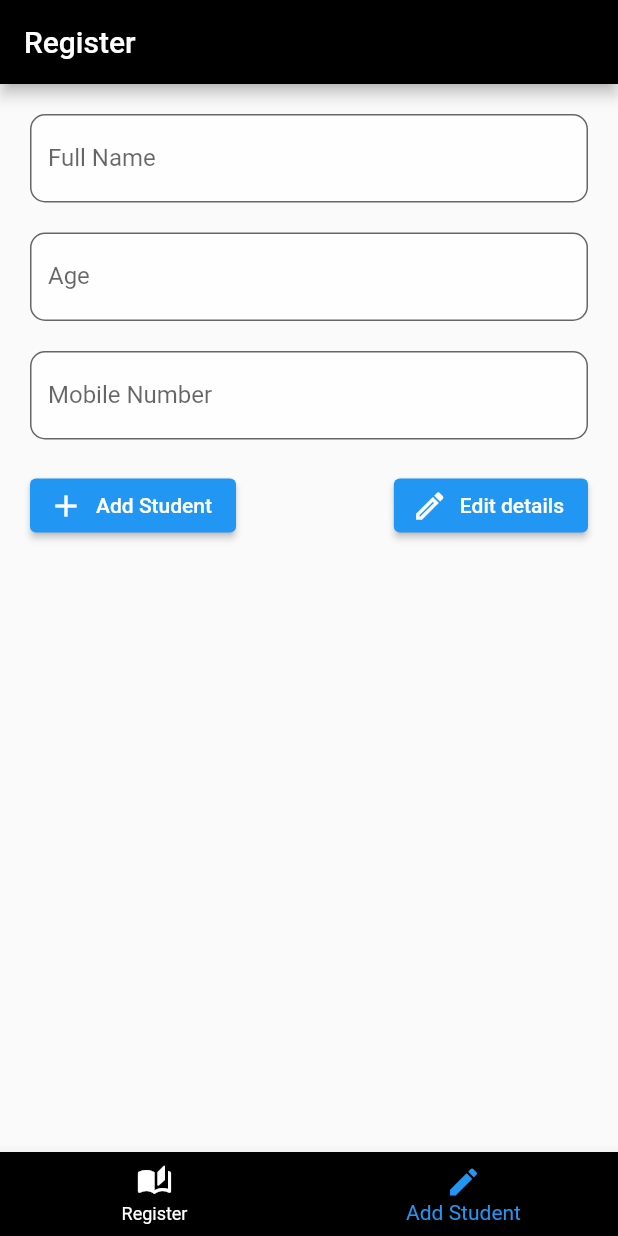
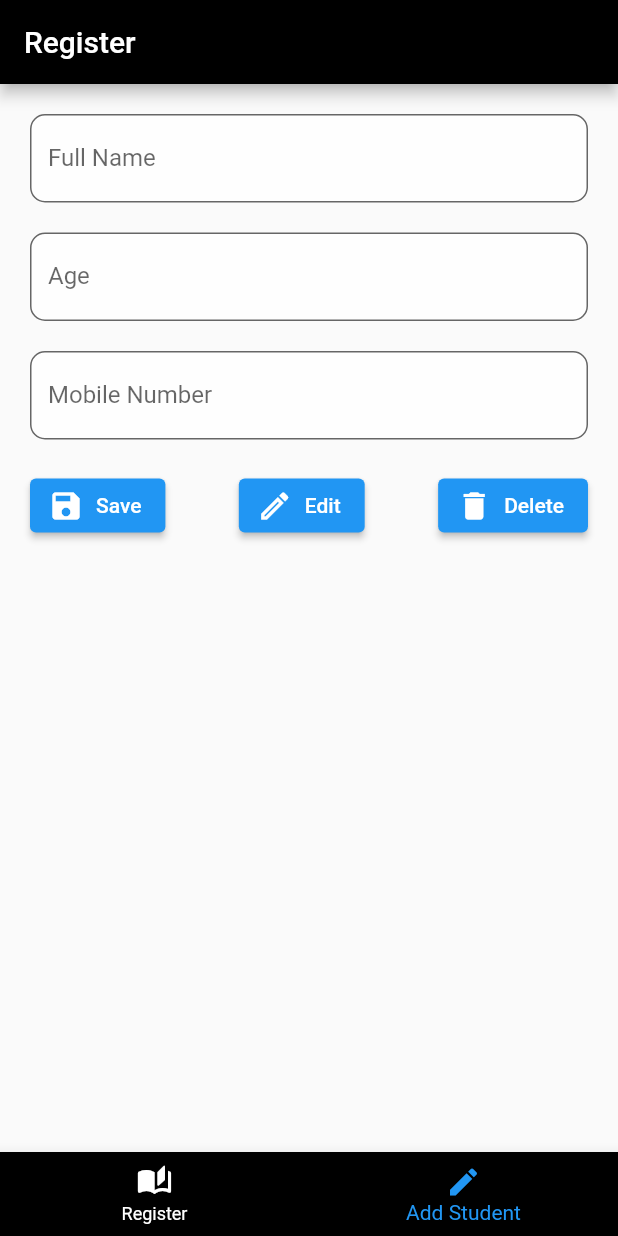
Before and after one commit to joyaljosephnote/Students_Data_App, a Flutter app: the screen it shows after launch, item 2 of the bottom bar chosen, on a phone screen of 412 x 824 dp. Run offline on Flutter 3.47's test engine with Material 2 defaults, Android fonts, the phone set to English and light mode, and no system bars.

Commit message:
buttons editted

```diff
--- a/lib/screens/register.dart
+++ b/lib/screens/register.dart
@@ -62,13 +62,18 @@ class StudentsRegister extends StatelessWidget {
                 children: [
                   ElevatedButton.icon(
                     onPressed: () {},
-                    icon: Icon(Icons.add),
-                    label: Text('Add Student'),
+                    icon: Icon(Icons.save),
+                    label: Text('Save'),
                   ),
                   ElevatedButton.icon(
                     onPressed: () {},
                     icon: Icon(Icons.edit_outlined),
-                    label: Text('Edit details'),
+                    label: Text('Edit'),
+                  ),
+                  ElevatedButton.icon(
+                    onPressed: () {},
+                    icon: Icon(Icons.delete),
+                    label: Text('Delete'),
                   ),
                 ],
               ),
@@ -78,4 +83,13 @@ class StudentsRegister extends StatelessWidget {
       ),
     );
   }
+
+  Future<void> onAddStudententButtonClicked() async {
+    final _name = _nameController.text.trim();
+    final _age = _ageController.text.trim();
+    if (_name.isEmpty || _age.isEmpty) {
+      return;
+    }
+    print('$_name  $_age');
+  }
 }
--- a/lib/screens/students_list.dart
+++ b/lib/screens/students_list.dart
@@ -9,7 +9,7 @@ class StudentsList extends StatelessWidget {
       appBar: AppBar(
         backgroundColor: Colors.black,
         title: const Text(
-          'Students Register',
+          'Students List',
         ),
         // actions: [Icon(showSearch(context: context, delegate: delegate))],
       ),
```
